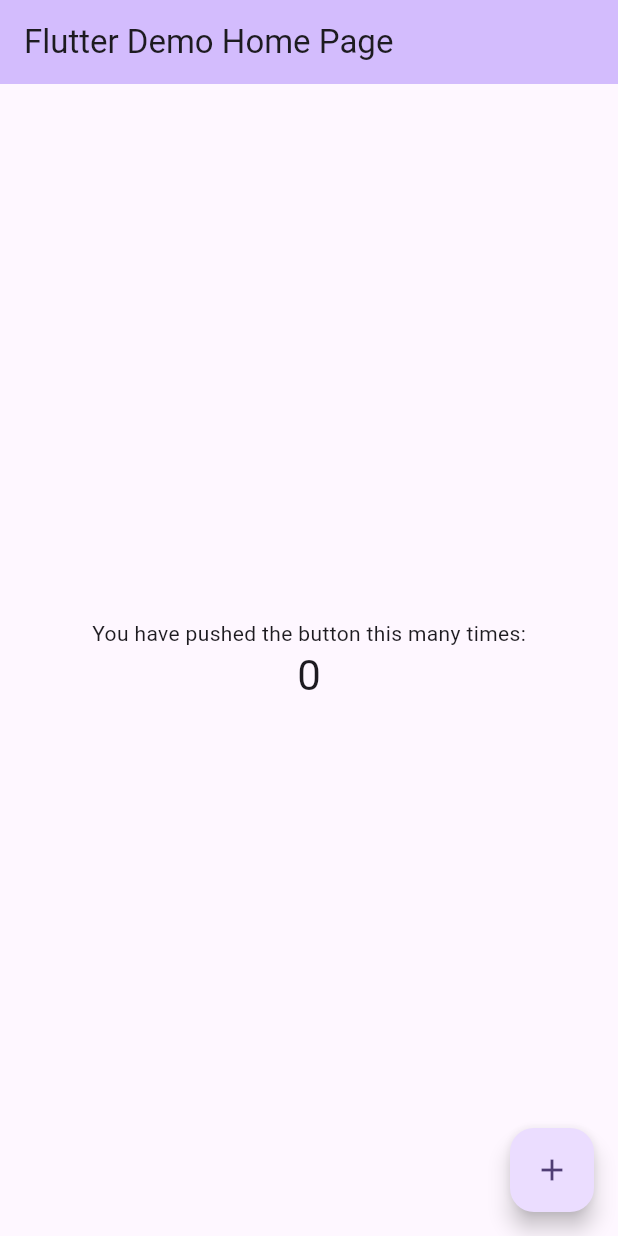
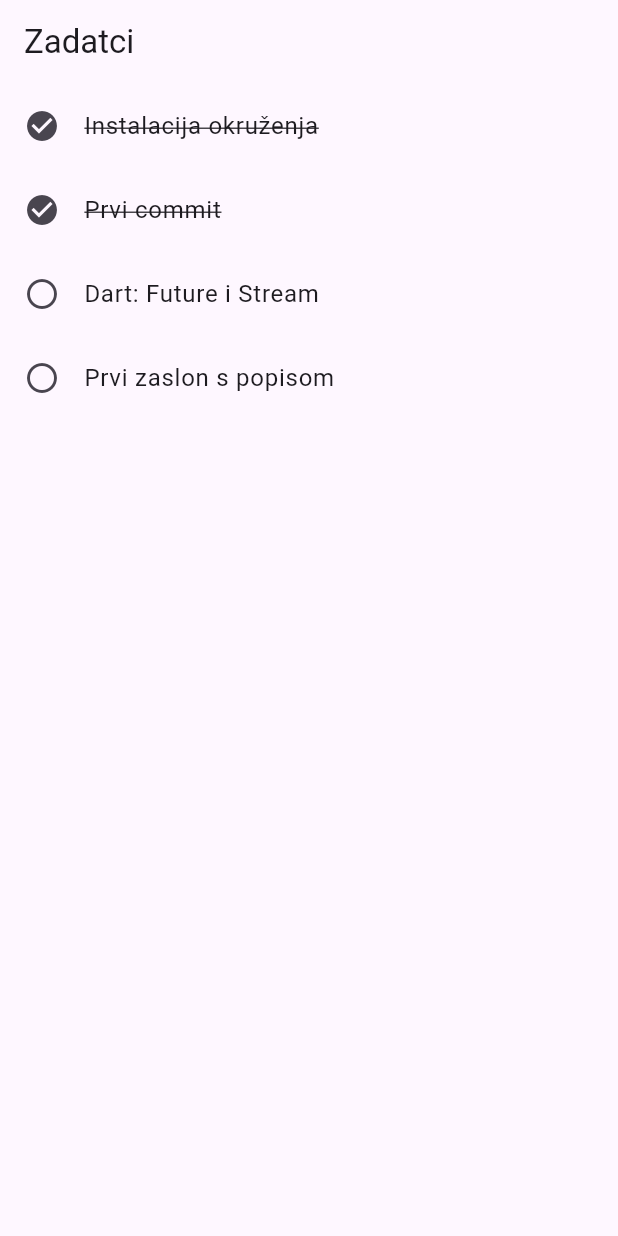
Before and after one commit to DraganArapovic/NRAMU, a Flutter app: the screen it shows after launch, on a phone screen of 412 x 824 dp. Run offline on Flutter 3.47's test engine with Material 3 defaults, Android fonts, the phone set to English and light mode, and no system bars.

Commit message:
Prikaz stanja i ListView

```diff
--- a/prva_aplikacija/zadatci_app/zadatci_app/lib/main.dart
+++ b/prva_aplikacija/zadatci_app/zadatci_app/lib/main.dart
@@ -1,121 +1,83 @@
 import 'package:flutter/material.dart';
-
-void main() {
-  runApp(const MyApp());
-}
-
-class MyApp extends StatelessWidget {
-  const MyApp({super.key});
-
-  // This widget is the root of your application.
+import 'repozitorij.dart';
+import 'zadatak.dart';
+void main() => runApp(const ZadatciApp());
+class ZadatciApp extends StatelessWidget {
+ const ZadatciApp({super.key});
  @override
  Widget build(BuildContext context) {
-    return MaterialApp(
-      title: 'Flutter Demo',
-      theme: ThemeData(
-        // This is the theme of your application.
-        //
-        // TRY THIS: Try running your application with "flutter run". You'll see
-        // the application has a purple toolbar. Then, without quitting the app,
-        // try changing the seedColor in the colorScheme below to Colors.green
-        // and then invoke "hot reload" (save your changes or press the "hot
-        // reload" button in a Flutter-supported IDE, or press "r" if you used
-        // the command line to start the app).
-        //
-        // Notice that the counter didn't reset back to zero; the application
-        // state is not lost during the reload. To reset the state, use hot
-        // restart instead.
-        //
-        // This works for code too, not just values: Most code changes can be
-        // tested with just a hot reload.
-        colorScheme: .fromSeed(seedColor: Colors.deepPurple),
-      ),
-      home: const MyHomePage(title: 'Flutter Demo Home Page'),
+ return const MaterialApp(
+ debugShowCheckedModeBanner: false,
+ title: 'Zadatci',
+ home: ZadatciEkran(),
  );
  }
 }
-
-class MyHomePage extends StatefulWidget {
-  const MyHomePage({super.key, required this.title});
-
-  // This widget is the home page of your application. It is stateful, meaning
-  // that it has a State object (defined below) that contains fields that affect
-  // how it looks.
-
-  // This class is the configuration for the state. It holds the values (in this
-  // case the title) provided by the parent (in this case the App widget) and
-  // used by the build method of the State. Fields in a Widget subclass are
-  // always marked "final".
-
-  final String title;
-
+class ZadatciEkran extends StatefulWidget {
+ const ZadatciEkran({super.key});
  @override
-  State<MyHomePage> createState() => _MyHomePageState();
+ State<ZadatciEkran> createState() => _ZadatciEkranState();
 }
-
-class _MyHomePageState extends State<MyHomePage> {
-  int _counter = 0;
-
-  void _incrementCounter() {
+class _ZadatciEkranState extends State<ZadatciEkran> {
+ // Promijenite parametre da isprobate sva stanja:
+ // neuspjeha: 1 -> prvi dohvat padne, ponovni pokušaj uspije
+ // prazno: true -> poslužitelj vraća prazan popis
+ final _repo = ZadatakRepozitorij(neuspjeha: 0, prazno: false);
+ late Future<List<Zadatak>> _buduci = _repo.dohvati();
+ void _ponovi() {
  setState(() {
-      // This call to setState tells the Flutter framework that something has
-      // changed in this State, which causes it to rerun the build method below
-      // so that the display can reflect the updated values. If we changed
-      // _counter without calling setState(), then the build method would not be
-      // called again, and so nothing would appear to happen.
-      _counter++;
+ _buduci = _repo.dohvati();
  });
  }
-
  @override
  Widget build(BuildContext context) {
-    // This method is rerun every time setState is called, for instance as done
-    // by the _incrementCounter method above.
-    //
-    // The Flutter framework has been optimized to make rerunning build methods
-    // fast, so that you can just rebuild anything that needs updating rather
-    // than having to individually change instances of widgets.
  return Scaffold(
-      appBar: AppBar(
-        // TRY THIS: Try changing the color here to a specific color (to
-        // Colors.amber, perhaps?) and trigger a hot reload to see the AppBar
-        // change color while the other colors stay the same.
-        backgroundColor: Theme.of(context).colorScheme.inversePrimary,
-        // Here we take the value from the MyHomePage object that was created by
-        // the App.build method, and use it to set our appbar title.
-        title: Text(widget.title),
-      ),
-      body: Center(
-        // Center is a layout widget. It takes a single child and positions it
-        // in the middle of the parent.
+ appBar: AppBar(title: const Text('Zadatci')),
+ body: FutureBuilder<List<Zadatak>>(
+ future: _buduci,
+ builder: (context, snap) {
+ if (snap.connectionState != ConnectionState.done) {
+ return const Center(child: CircularProgressIndicator());
+ }
+ if (snap.hasError) {
+ return Center(
  child: Column(
-          // Column is also a layout widget. It takes a list of children and
-          // arranges them vertically. By default, it sizes itself to fit its
-          // children horizontally, and tries to be as tall as its parent.
-          //
-          // Column has various properties to control how it sizes itself and
-          // how it positions its children. Here we use mainAxisAlignment to
-          // center the children vertically; the main axis here is the vertical
-          // axis because Columns are vertical (the cross axis would be
-          // horizontal).
-          //
-          // TRY THIS: Invoke "debug painting" (choose the "Toggle Debug Paint"
-          // action in the IDE, or press "p" in the console), to see the
-          // wireframe for each widget.
-          mainAxisAlignment: .center,
+ mainAxisSize: MainAxisSize.min,
  children: [
-            const Text('You have pushed the button this many times:'),
-            Text(
-              '$_counter',
-              style: Theme.of(context).textTheme.headlineMedium,
+ const Icon(Icons.error_outline, size: 48, color: Colors.red),
+ const SizedBox(height: 8),
+ Text('${snap.error}'),
+ const SizedBox(height: 8),
+ FilledButton(
+ onPressed: _ponovi,
+ child: const Text('Pokušaj ponovno'),
  ),
  ],
  ),
+ );
+ }
+ final zadaci = snap.data!;
+ if (zadaci.isEmpty) {
+ return const Center(child: Text('Nema zadataka'));
+ }
+ return ListView.builder(
+ itemCount: zadaci.length,
+ itemBuilder: (context, i) {
+ final z = zadaci[i];
+ return ListTile(
+ leading: Icon(
+ z.zavrsen ? Icons.check_circle : Icons.radio_button_unchecked,
  ),
-      floatingActionButton: FloatingActionButton(
-        onPressed: _incrementCounter,
-        tooltip: 'Increment',
-        child: const Icon(Icons.add),
+ title: Text(
+ z.naslov,
+ style: TextStyle(
+ decoration: z.zavrsen ? TextDecoration.lineThrough : null,
+ ),
+ ),
+ );
+ },
+ );
+ },
  ),
  );
  }
```
Lines whose indentation alone changed are shown as unchanged.
